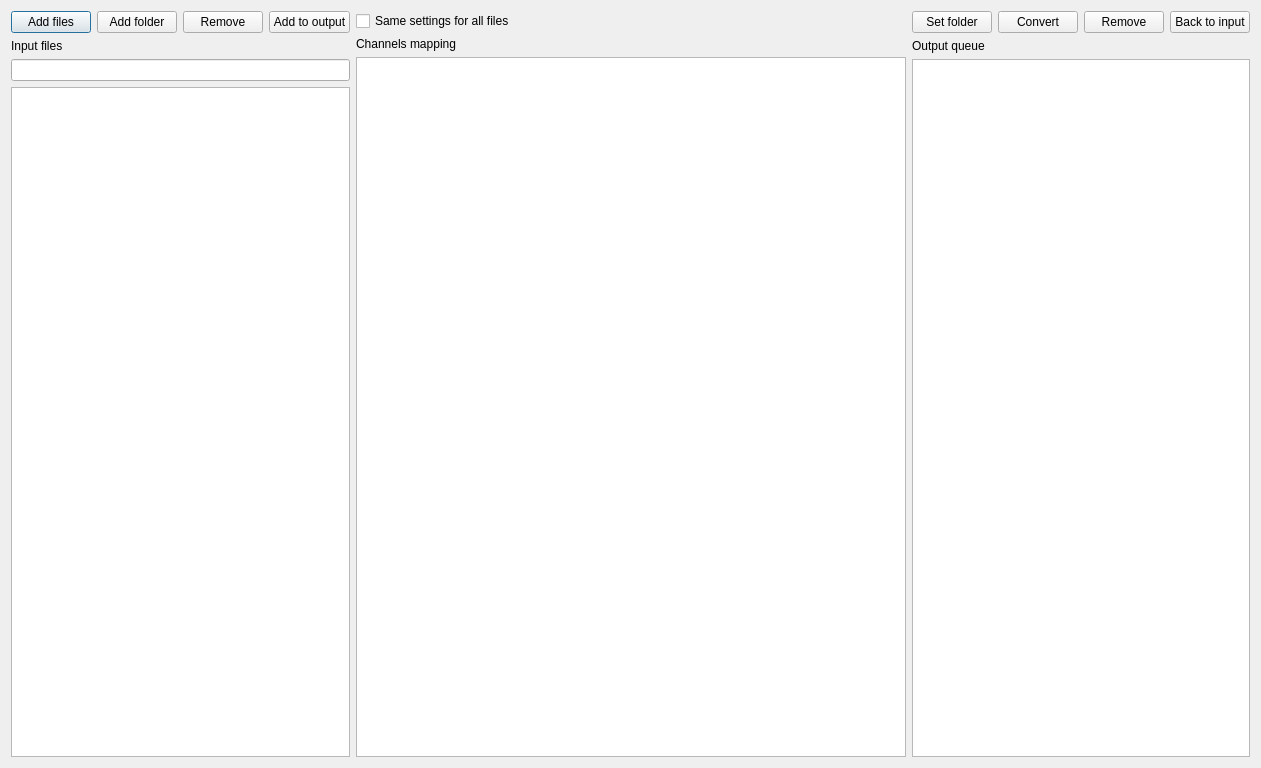
First picture: the form in view.ui, repository ngocminhdao88/tdms2uff, before the edit.
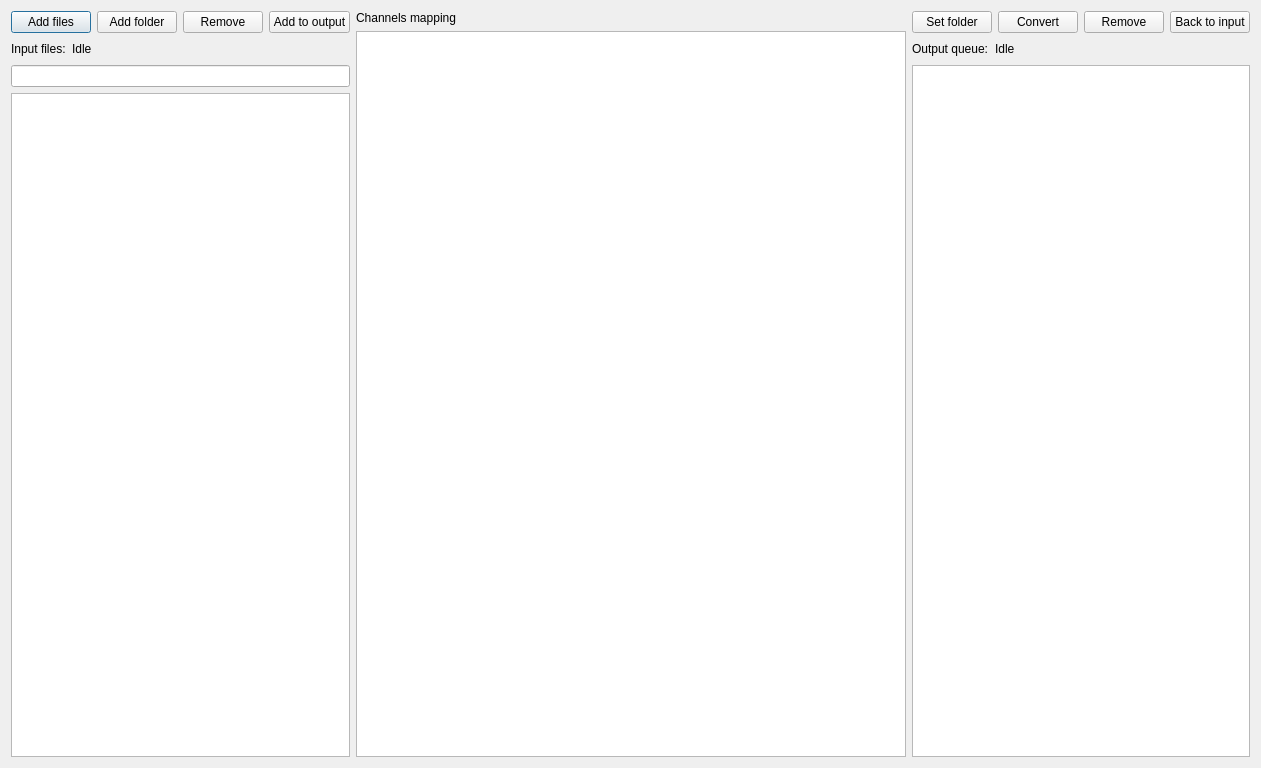
Second picture: the form after the edit.

Commit message: Added status for import files and processing files in the view

The edit to the form file:
```diff
--- a/view.ui
+++ b/view.ui
@@ -13,11 +13,11 @@
   <property name="windowTitle">
    <string>Dialog</string>
   </property>
-  <layout class="QHBoxLayout" name="horizontalLayout_3">
+  <layout class="QHBoxLayout" name="horizontalLayout_5">
    <item>
     <layout class="QVBoxLayout" name="verticalLayout">
      <item>
-      <layout class="QHBoxLayout" name="horizontalLayout">
+      <layout class="QHBoxLayout" name="horizontalLayout_3">
        <item>
         <widget class="QPushButton" name="addFilesButton">
          <property name="text">
@@ -62,11 +62,35 @@
       </layout>
      </item>
      <item>
+      <layout class="QHBoxLayout" name="horizontalLayout">
+       <item>
       <widget class="QLabel" name="inputLabel">
        <property name="text">
-        <string>Input files</string>
-       </property>
-      </widget>
+          <string>Input files:</string>
+         </property>
+        </widget>
+       </item>
+       <item>
+        <widget class="QLabel" name="inputStatus">
+         <property name="text">
+          <string>Idle</string>
+         </property>
+        </widget>
+       </item>
+       <item>
+        <spacer name="horizontalSpacer_3">
+         <property name="orientation">
+          <enum>Qt::Horizontal</enum>
+         </property>
+         <property name="sizeHint" stdset="0">
+          <size>
+           <width>40</width>
+           <height>20</height>
+          </size>
+         </property>
+        </spacer>
+       </item>
+      </layout>
      </item>
      <item>
       <widget class="QLineEdit" name="inputFilterEdit"/>
@@ -82,13 +106,6 @@
    </item>
    <item>
     <layout class="QVBoxLayout" name="verticalLayout_2">
-     <item>
-      <widget class="QCheckBox" name="sameSettingsCheckBox">
-       <property name="text">
-        <string>Same settings for all files</string>
-       </property>
-      </widget>
-     </item>
      <item>
       <widget class="QLabel" name="channelsMappingLabel">
        <property name="text">
@@ -156,11 +173,35 @@
       </layout>
      </item>
      <item>
+      <layout class="QHBoxLayout" name="horizontalLayout_4">
+       <item>
       <widget class="QLabel" name="outputLabel">
        <property name="text">
-        <string>Output queue</string>
-       </property>
-      </widget>
+          <string>Output queue:</string>
+         </property>
+        </widget>
+       </item>
+       <item>
+        <widget class="QLabel" name="outputStatus">
+         <property name="text">
+          <string>Idle</string>
+         </property>
+        </widget>
+       </item>
+       <item>
+        <spacer name="horizontalSpacer_4">
+         <property name="orientation">
+          <enum>Qt::Horizontal</enum>
+         </property>
+         <property name="sizeHint" stdset="0">
+          <size>
+           <width>40</width>
+           <height>20</height>
+          </size>
+         </property>
+        </spacer>
+       </item>
+      </layout>
      </item>
      <item>
       <widget class="QListView" name="outputListView">
```
Lines whose indentation alone changed are shown as unchanged. The commit also changes 4 other files.
